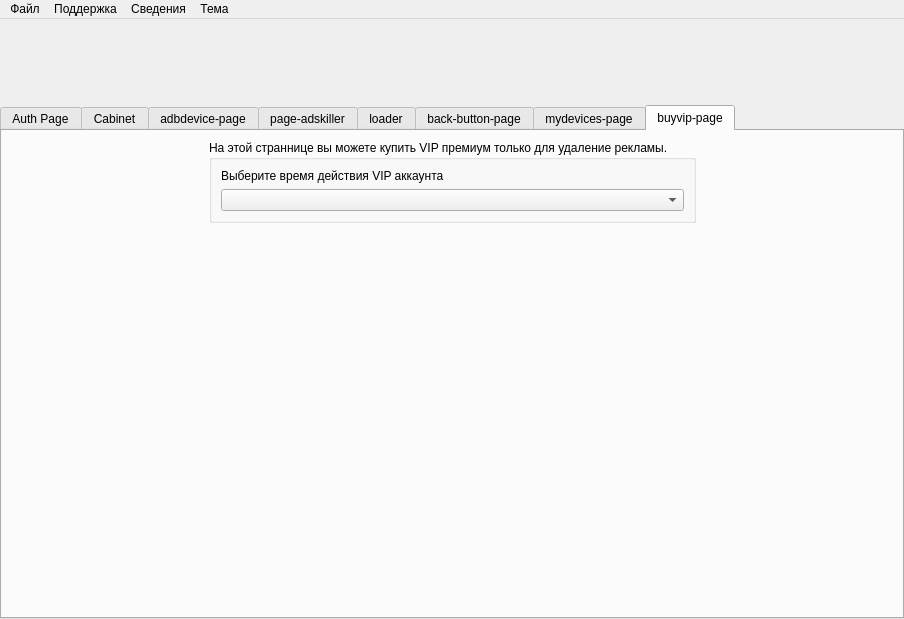
Above: ui/mainwindow.ui from badcast/adskiller before the change. Below: the same form after it.
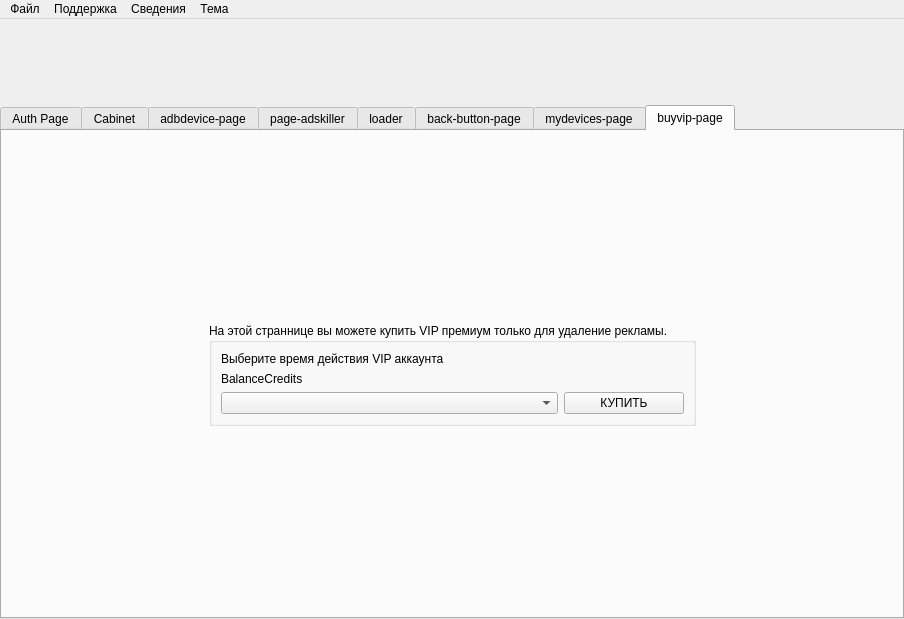
That is the form after the change. Icons and pictures are not drawn.

Patch:
```diff
--- a/ui/mainwindow.ui
+++ b/ui/mainwindow.ui
@@ -1799,8 +1799,28 @@
                </widget>
               </item>
               <item row="1" column="0">
+               <widget class="QLabel" name="labelVipBalance">
+                <property name="text">
+                 <string>BalanceCredits</string>
+                </property>
+               </widget>
+              </item>
+              <item row="2" column="0">
                <widget class="QComboBox" name="comboBoxSelectVIPDays"/>
               </item>
+              <item row="2" column="1">
+               <widget class="QPushButton" name="pushButton">
+                <property name="maximumSize">
+                 <size>
+                  <width>120</width>
+                  <height>16777215</height>
+                 </size>
+                </property>
+                <property name="text">
+                 <string>КУПИТЬ</string>
+                </property>
+               </widget>
+              </item>
              </layout>
             </widget>
            </item>
@@ -1830,6 +1850,19 @@
              </property>
             </spacer>
            </item>
+           <item row="0" column="1">
+            <spacer name="verticalSpacer_5">
+             <property name="orientation">
+              <enum>Qt::Orientation::Vertical</enum>
+             </property>
+             <property name="sizeHint" stdset="0">
+              <size>
+               <width>20</width>
+               <height>40</height>
+              </size>
+             </property>
+            </spacer>
+           </item>
           </layout>
          </widget>
         </widget>
```
